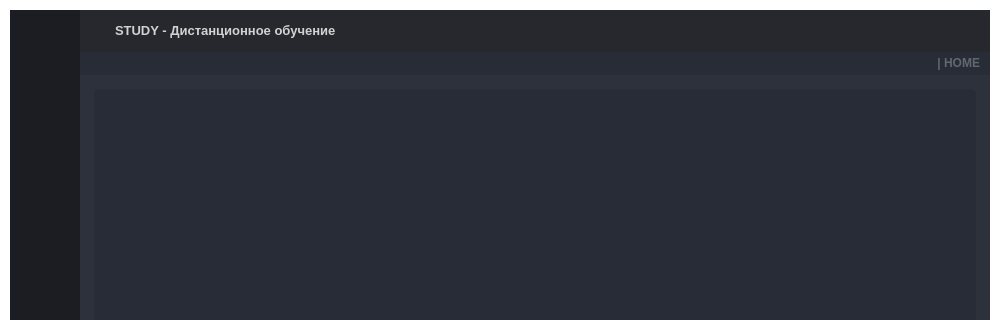
Old version of the form ui_main.ui in the repository DanissimoDanon/Danissimo; both pictures show x 0 to 1000 and y 0 to 320 of the 1000 by 720 pixel window.
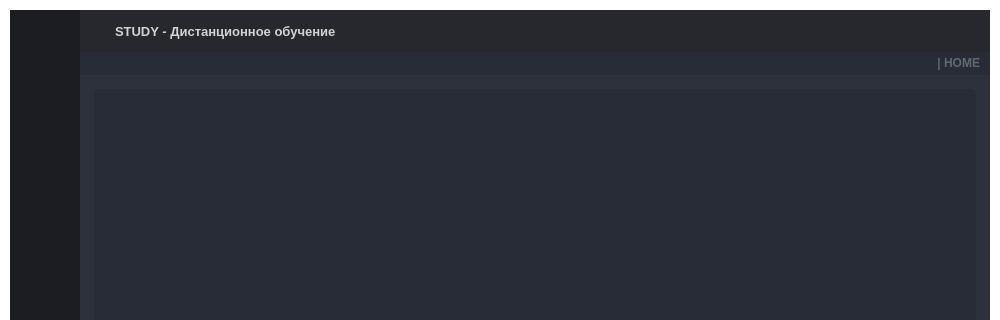
New version of the form. Icons and pictures are not drawn.

```diff
--- a/ui_main.ui
+++ b/ui_main.ui
@@ -1040,7 +1040,7 @@
 </string>
                      </property>
                      <property name="text">
-                      <string>&lt;html&gt;&lt;head/&gt;&lt;body&gt;&lt;p&gt;STUDY - Дистанционное обучение&lt;/p&gt;&lt;/body&gt;&lt;/html&gt;</string>
+                      <string>STUDY - Дистанционное обучение</string>
                      </property>
                     </widget>
                    </item>
```
Left out of the diff: 2 changed lines with no effect on the pictures.
